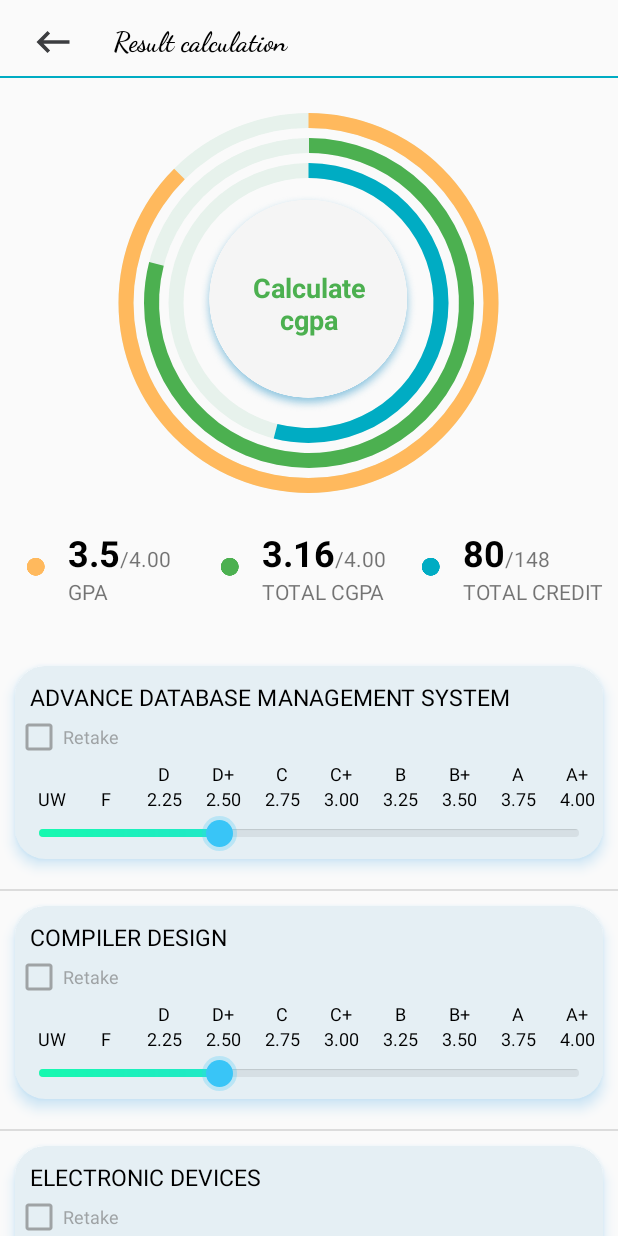
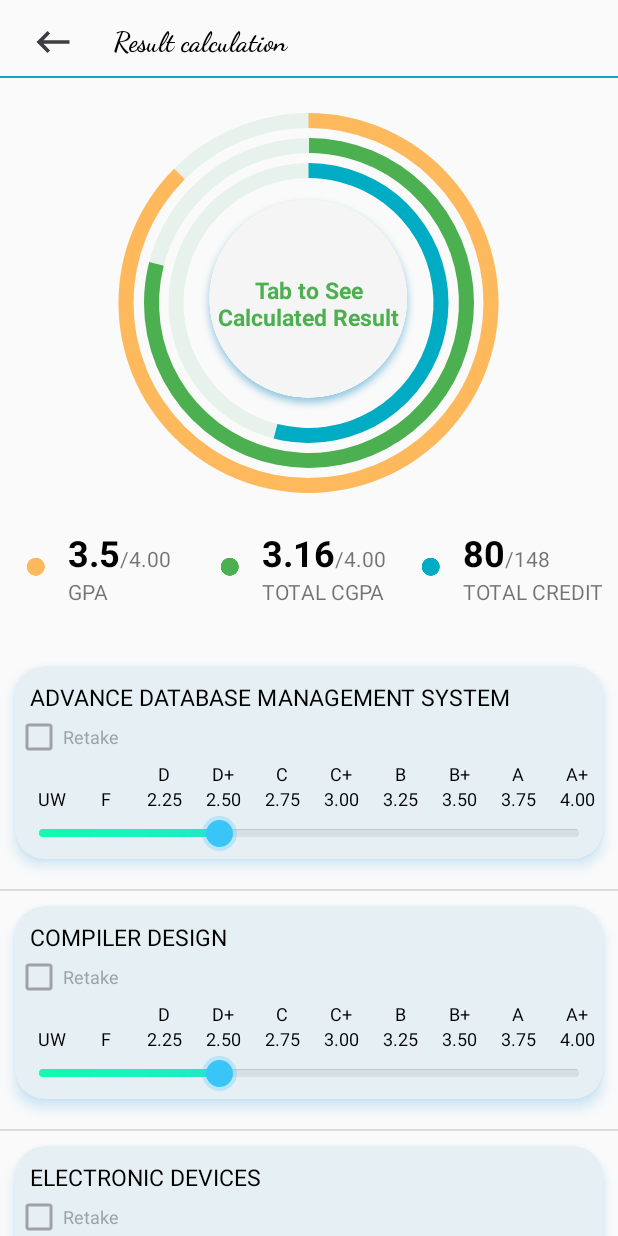
Before and after one commit to Arafat6462/AIUB-Student, an Android app: the fragment ResultCalculationFragment placed in its activity, on a phone screen of 412 x 824 dp. Run offline under Robolectric (Android 15) with nearby library versions, the phone set to English and light mode, and no system bars; libraries missing offline, so code that uses them is left out: com.github.mikephil.charting; 68 statements that could not run were skipped.

Commit message:
add clickListener for calculate result instead of auto update.

```diff
--- a/AIUBStudent/app/src/main/java/com/arafat6462/aiubstudent/ResultCalculationFragment.java
+++ b/AIUBStudent/app/src/main/java/com/arafat6462/aiubstudent/ResultCalculationFragment.java
@@ -1,6 +1,7 @@
 package com.arafat6462.aiubstudent;
 
 import android.animation.ObjectAnimator;
+import android.content.Context;
 import android.os.Bundle;
 
 import androidx.fragment.app.Fragment;
@@ -8,12 +9,13 @@ import androidx.recyclerview.widget.DividerItemDecoration;
 import androidx.recyclerview.widget.LinearLayoutManager;
 import androidx.recyclerview.widget.RecyclerView;
 
+import android.util.Log;
 import android.view.LayoutInflater;
 import android.view.View;
 import android.view.ViewGroup;
 import android.widget.ImageView;
 import android.widget.ProgressBar;
-import android.widget.SeekBar;
+import android.widget.TextView;
 
 
 public class ResultCalculationFragment extends Fragment {
@@ -24,6 +26,12 @@ public class ResultCalculationFragment extends Fragment {
 
     RecyclerView recyclerView;
     ResultCalculationFragmentAdapter resultCalculationFragmentAdapter;
+    int[] seekBarValue = new int[5], seekBarValueRetake = new int[5];
+    public static int temp = 0;
+    ImageView imageView55;
+    private TextView thisSemesterGpa, totalCgpa, totalCredit;
+
+
 
     // find all image,string and other all elements
     int[] images = {R.drawable.green_progressbar_indicator_dot, R.drawable.login_page_image_submit, R.drawable.blue_progressbar_indicator_dot,
@@ -34,6 +42,17 @@ public class ResultCalculationFragment extends Fragment {
     public View onCreateView(LayoutInflater inflater, ViewGroup container, Bundle savedInstanceState) {
         // Inflate the layout for this fragment
         View view = inflater.inflate(R.layout.fragment_result_calculation, container, false);
+
+        ////////////// set all as 0 at initial /////////////////
+        for (int i=0; i<seekBarValue.length; i++){
+            seekBarValue[i] = 0;
+            seekBarValueRetake[i] = 0;
+        }
+        ////////////// set all as 0 at initial /////////////////
+
+        thisSemesterGpa = view.findViewById(R.id.student_this_semester_cgpa);
+        totalCgpa = view.findViewById(R.id.student_current_cgpa);
+        totalCredit = view.findViewById(R.id.total_credit);
 
 
         /////////////// progress bar /////////////
@@ -55,6 +74,15 @@ public class ResultCalculationFragment extends Fragment {
         progressAnimatorBlue.start();
         progressAnimatorGreen.start();
         progressAnimatorYellow.start();
+
+        ImageView imageView1 = view.findViewById(R.id.calculateCgpaButtonImageView);
+            imageView1.setOnClickListener(new View.OnClickListener() {
+                @Override
+                public void onClick(View view) {
+                    updateResult();
+                }
+            });
+
 /////////////// progress bar end /////////////
 
 
@@ -85,8 +113,62 @@ public class ResultCalculationFragment extends Fragment {
                 ((MainActivity) getActivity()).SetNavigationVisibilityAndBackButton(true);
             }
         });
-        return view;
+        imageView55 = view.findViewById(R.id.calculateCgpaButtonImageView);
+
+         return view;
     }
+
+    public void updateResult() {
+
+
+        /////////////// progress bar update /////////////
+        double progressBarBlueProgress = (80 + temp)* 100 / 148, progressBarGreenProgress = (3.16+ temp*.01) * 100 / 4, progressBarYellowProgress = (3.5+ temp*.01) * 100 / 4; // set this value as credit and cgpa
+
+        progressBarBlue.setMax(100 * 100);
+        progressBarGreen.setMax(100 * 100);
+        progressBarYellow.setMax(100 * 100);
+        progressAnimatorBlue = ObjectAnimator.ofInt(progressBarBlue, "progress", progressBarBlue.getProgress(), (int) (progressBarBlueProgress * 100));
+        progressAnimatorGreen = ObjectAnimator.ofInt(progressBarGreen, "progress", progressBarGreen.getProgress(), (int) (progressBarGreenProgress * 100));
+        progressAnimatorYellow = ObjectAnimator.ofInt(progressBarYellow, "progress", progressBarYellow.getProgress(), (int) (progressBarYellowProgress * 100));
+        progressAnimatorBlue.setDuration(1500);
+        progressAnimatorGreen.setDuration(1500);
+        progressAnimatorYellow.setDuration(1500);
+        progressAnimatorBlue.start();
+        progressAnimatorGreen.start();
+        progressAnimatorYellow.start();
+
+        totalCgpa.setText(String.valueOf(3.16+temp*.01)); // converting double to string.
+        totalCredit.setText(String.valueOf(80 + temp));
+        thisSemesterGpa.setText(String.valueOf(3.5+temp*.01));
+
+/////////////// progress bar update end /////////////
+    }
+
+    ////////////  get value of seekBar from adapter /////////////
+    public void setSeekBarValue(Context context, int position, int value ){
+        seekBarValue[position] = value;
+        Log.d("value", "seekBarValue : "+ seekBarValue[position]);
+        temp += seekBarValue[position];
+        Log.d("value", "temp : "+ temp);
+
+
+
+    }
+
+
+
+    public void setSeekBarValueRetake(Context context, int position, int value ){
+        seekBarValueRetake[position] = value;
+        Log.d("value", "seekBarValueRetake : "+ seekBarValueRetake[position]);
+        temp -= seekBarValue[position]*3;
+
+
+    }
+
+
+    ////////////  get value of seekBar from adapter /////////////
+
+
 
 //    // set the bottom navigation true before another activity start
     // move code to onBackpress
--- a/AIUBStudent/app/src/main/res/layout/fragment_result_calculation.xml
+++ b/AIUBStudent/app/src/main/res/layout/fragment_result_calculation.xml
@@ -120,16 +120,16 @@
 
                     <TextView
                         android:id="@+id/textView"
-                        android:layout_width="80dp"
+                        android:layout_width="130dp"
                         android:layout_height="wrap_content"
 
 
-                        android:maxLines="2"
+                        android:maxLines="4"
                         android:minLines="2"
-                        android:text="Calculate cgpa"
+                        android:text="Tab to See Calculated Result"
                         android:textAlignment="center"
                         android:textColor="@color/circularProgressbarForegroundGreen"
-                        android:textSize="18sp"
+                        android:textSize="15sp"
                         android:textStyle="bold"
                         app:layout_constraintBottom_toBottomOf="@+id/calculateCgpaButtonImageView"
                         app:layout_constraintEnd_toEndOf="@+id/calculateCgpaButtonImageView"
@@ -189,6 +189,7 @@
                                 android:id="@+id/student_this_semester_cgpa"
                                 android:layout_width="wrap_content"
                                 android:layout_height="wrap_content"
+                                android:maxLength="4"
                                 android:text="3.5"
                                 android:textColor="@color/black"
                                 android:textSize="24sp"
@@ -250,7 +251,8 @@
                                 android:text="3.16"
                                 android:textColor="@color/black"
                                 android:textSize="24sp"
-                                android:textStyle="bold" />
+                                android:textStyle="bold"
+                                android:maxLength="4"/>
 
                             <TextView
                                 android:id="@+id/max_cgpa_four"
@@ -300,13 +302,14 @@
                             app:layout_constraintTop_toTopOf="parent">
 
                             <TextView
-                                android:id="@+id/textView2"
+                                android:id="@+id/total_credit"
                                 android:layout_width="wrap_content"
                                 android:layout_height="wrap_content"
                                 android:text="80"
                                 android:textColor="@color/black"
                                 android:textSize="24sp"
-                                android:textStyle="bold" />
+                                android:textStyle="bold"
+                                android:maxLength="4"/>
 
                             <TextView
                                 android:id="@+id/textView3"
```
Also changed, not shown: AIUBStudent/app/src/main/java/com/arafat6462/aiubstudent/ResultCalculationFragmentAdapter.java (+23 -3 lines).
